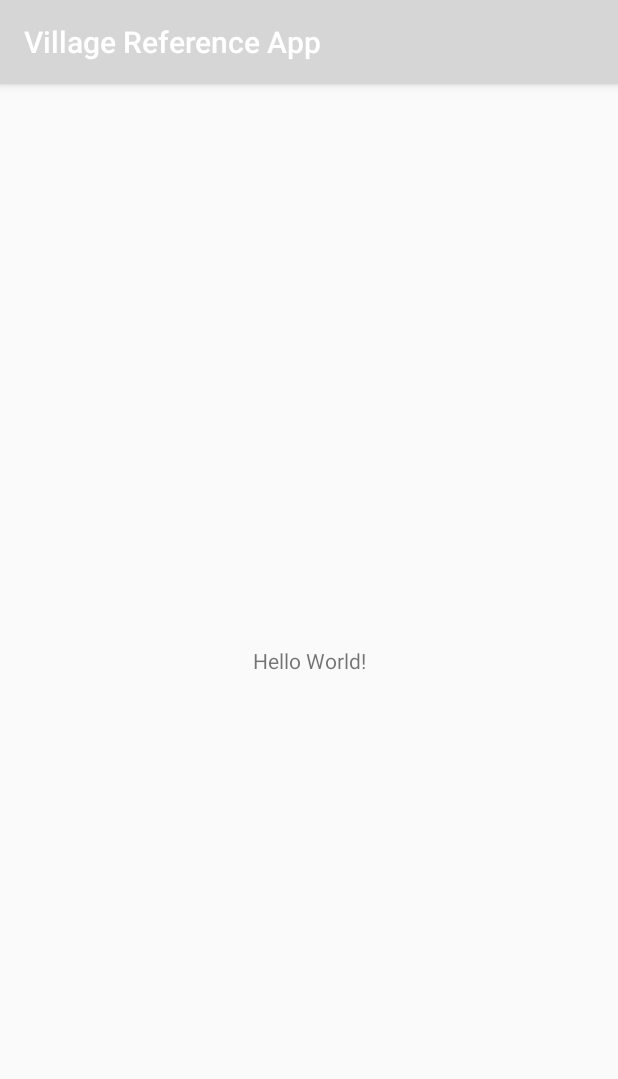
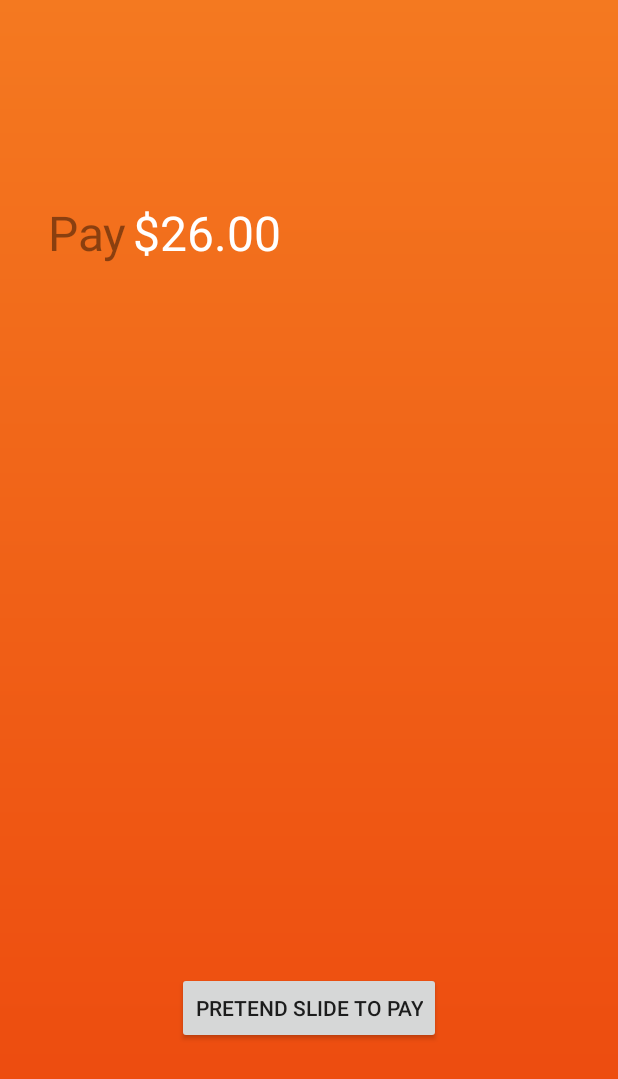
Before and after one commit to w-pay/sdk-wpay-jvm, an Android app: the screen it shows after launch (MainActivity before the commit, PaymentConfirm after it), on a phone screen of 412 x 824 dp. Shown: the top 1079 px of the screen. Run offline under Robolectric (Android 15) with nearby library versions, the phone set to English and light mode, and no system bars.

Commit message:
Draft of Payment Confirm screen.

```diff
--- a/app/src/main/AndroidManifest.xml
+++ b/app/src/main/AndroidManifest.xml
@@ -9,7 +9,7 @@
         android:roundIcon="@mipmap/ic_launcher_round"
         android:supportsRtl="true"
         android:theme="@style/AppTheme">
-        <activity android:name=".MainActivity">
+        <activity android:name=".PaymentConfirm">
             <intent-filter>
                 <action android:name="android.intent.action.MAIN" />
 
@@ -17,5 +17,4 @@
             </intent-filter>
         </activity>
     </application>
-
 </manifest>
--- a/app/src/main/java/au/com/woolworths/village/app/MainActivity.kt
+++ b/app/src/main/java/au/com/woolworths/village/app/PaymentConfirm.kt
@@ -3,10 +3,10 @@ package au.com.woolworths.village.app
 import androidx.appcompat.app.AppCompatActivity
 import android.os.Bundle
 
-class MainActivity : AppCompatActivity() {
+class PaymentConfirm : AppCompatActivity() {
     override fun onCreate(savedInstanceState: Bundle?) {
         super.onCreate(savedInstanceState)
 
-        setContentView(R.layout.activity_main)
+        setContentView(R.layout.payment_confirm)
     }
 }
--- /dev/null
+++ b/app/src/main/res/drawable/secondary_gradient.xml
@@ -0,0 +1,9 @@
+<?xml version="1.0" encoding="utf-8"?>
+<shape xmlns:android="http://schemas.android.com/apk/res/android">
+    <gradient
+        android:type="linear"
+        android:startColor="#F47920"
+        android:endColor="#EC460D"
+        android:angle="270"
+    />
+</shape>
--- a/app/src/main/res/layout/activity_main.xml
+++ /dev/null
@@ -1,18 +0,0 @@
-<?xml version="1.0" encoding="utf-8"?>
-<androidx.constraintlayout.widget.ConstraintLayout xmlns:android="http://schemas.android.com/apk/res/android"
-    xmlns:app="http://schemas.android.com/apk/res-auto"
-    xmlns:tools="http://schemas.android.com/tools"
-    android:layout_width="match_parent"
-    android:layout_height="match_parent"
-    tools:context=".MainActivity">
-
-    <TextView
-        android:layout_width="wrap_content"
-        android:layout_height="wrap_content"
-        android:text="Hello World!"
-        app:layout_constraintBottom_toBottomOf="parent"
-        app:layout_constraintLeft_toLeftOf="parent"
-        app:layout_constraintRight_toRightOf="parent"
-        app:layout_constraintTop_toTopOf="parent" />
-
-</androidx.constraintlayout.widget.ConstraintLayout>
--- /dev/null
+++ b/app/src/main/res/layout/payment_confirm.xml
@@ -0,0 +1,40 @@
+<?xml version="1.0" encoding="utf-8"?>
+<RelativeLayout
+    xmlns:android="http://schemas.android.com/apk/res/android"
+    xmlns:tools="http://schemas.android.com/tools"
+    android:layout_width="match_parent"
+    android:layout_height="match_parent"
+    android:background="@drawable/secondary_gradient"
+    android:orientation="vertical"
+    tools:context=".PaymentConfirm" >
+
+    <TextView
+        android:id="@+id/heading"
+        android:layout_width="wrap_content"
+        android:layout_height="wrap_content"
+        android:layout_marginTop="133dp"
+        android:layout_marginStart="32dp"
+        style="@style/Heading1"
+        android:alpha="0.8"
+        android:text="@string/payText" />
+
+    <TextView
+        android:id="@+id/amountToPay"
+        style="@style/Heading1"
+        android:layout_width="wrap_content"
+        android:layout_height="wrap_content"
+        android:layout_toEndOf="@id/heading"
+        android:layout_alignTop="@+id/heading"
+        android:layout_marginStart="4dp"
+        android:textColor="#FFFFFF"
+        android:text="$26.00" />
+
+    <Button
+        android:id="@+id/slideToPay"
+        android:layout_width="wrap_content"
+        android:layout_height="wrap_content"
+        android:layout_alignParentBottom="true"
+        android:layout_marginBottom="128dp"
+        android:layout_centerHorizontal="true"
+        android:text="Pretend Slide To Pay"/>
+</RelativeLayout>
--- /dev/null
+++ b/app/src/main/res/values-v26/styles.xml
@@ -0,0 +1,7 @@
+<?xml version="1.0" encoding="utf-8"?>
+<resources>
+    <style name="Heading1">
+        <item name="android:textSize">32sp</item>
+        <item name="android:fontWeight">700</item>
+    </style>
+</resources>
--- /dev/null
+++ b/app/src/main/res/values/payment_confirm.xml
@@ -0,0 +1,4 @@
+<?xml version="1.0" encoding="utf-8"?>
+<resources>
+    <string name="payText">Pay</string>
+</resources>
--- a/app/src/main/res/values/styles.xml
+++ b/app/src/main/res/values/styles.xml
@@ -1,9 +1,14 @@
 <resources>
     <!-- Base application theme. -->
-    <style name="AppTheme" parent="Theme.AppCompat.Light.DarkActionBar">
+    <style name="AppTheme" parent="Theme.AppCompat.Light.NoActionBar">
         <!-- Customize your theme here. -->
         <item name="colorPrimary">@color/primary</item>
         <item name="colorPrimaryDark">@color/primaryDark</item>
         <item name="colorAccent">@color/accent</item>
     </style>
+
+    <style name="Heading1">
+        <item name="android:textSize">32sp</item>
+        <!-- TODO: Make bold for API < 26 -->
+    </style>
 </resources>
```
